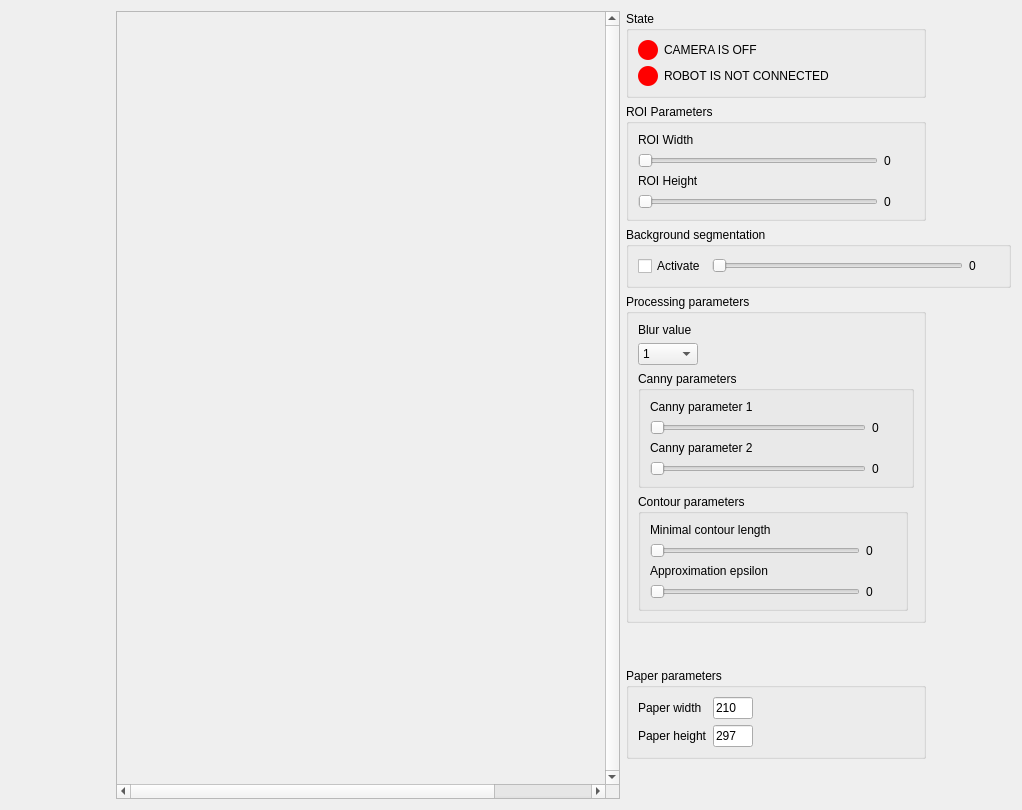
dm-bogachev/FotoRobot-2.0, file main_window.ui: the form before one commit.
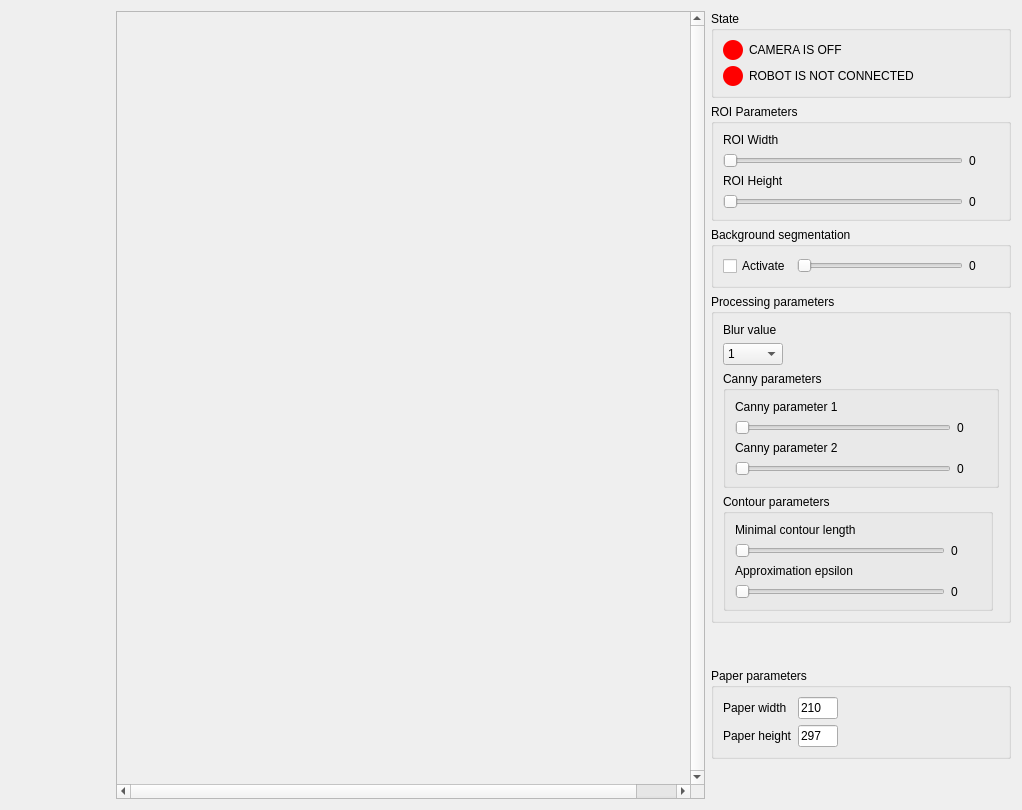
The form after the commit. Icons and pictures are not drawn. Custom widgets are drawn as their Qt base class.

What changed in the file:
```diff
--- a/main_window.ui
+++ b/main_window.ui
@@ -523,6 +523,18 @@
      </item>
      <item>
       <widget class="QGroupBox" name="background_segmentation_group">
+       <property name="minimumSize">
+        <size>
+         <width>300</width>
+         <height>0</height>
+        </size>
+       </property>
+       <property name="maximumSize">
+        <size>
+         <width>300</width>
+         <height>16777215</height>
+        </size>
+       </property>
        <property name="title">
         <string>Background segmentation</string>
        </property>
```
